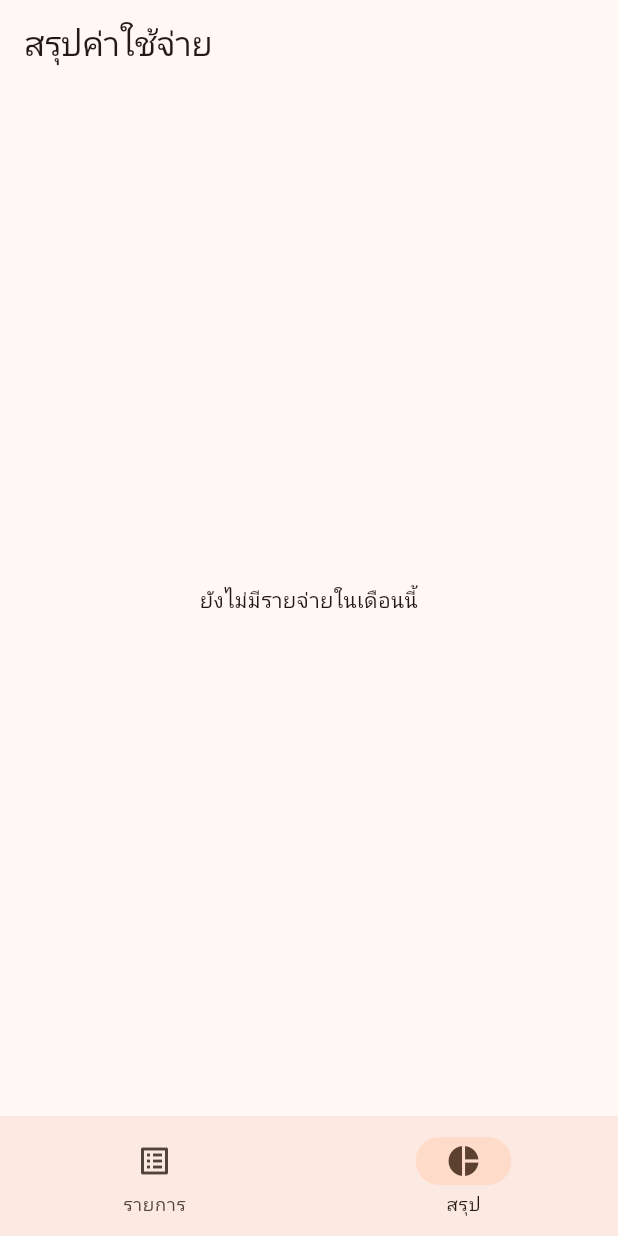
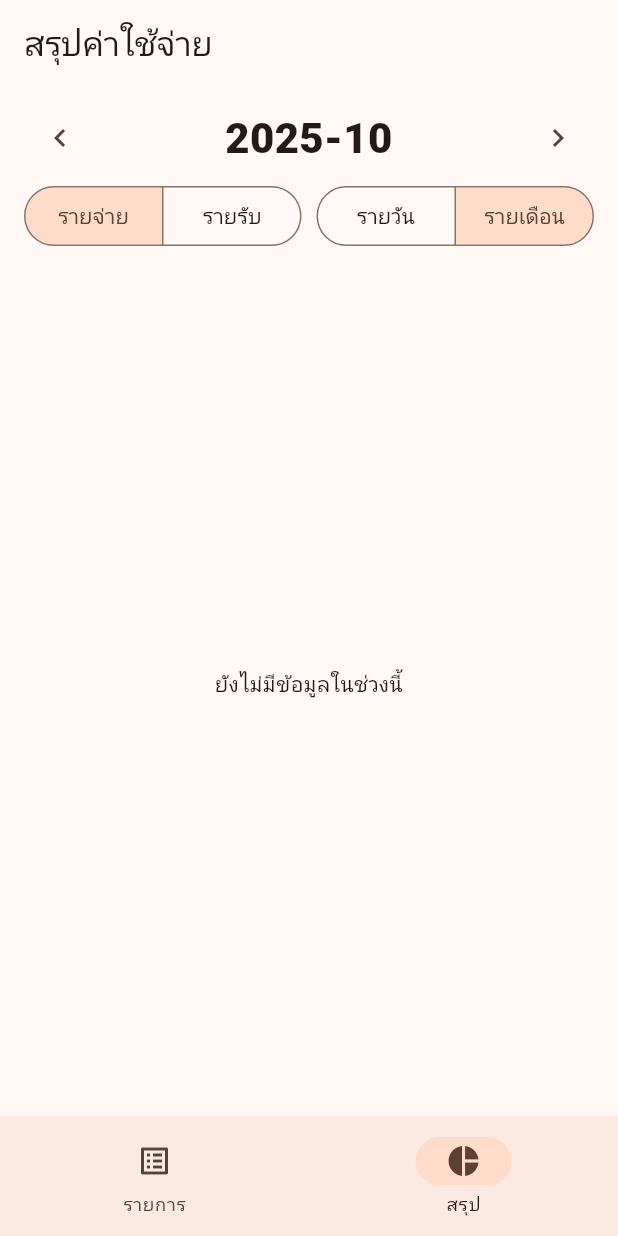
Before and after one commit to phonlapatS/Flutter_Spended_App, a Flutter app: the screen it shows after launch, item 2 of the bottom bar chosen, on a phone screen of 412 x 824 dp. Run offline on Flutter 3.47's test engine with Material 3 defaults, Android fonts, the phone set to English and light mode, and no system bars; our stand-ins replace fl_chart, sqflite; accounts and stored records are empty.

Commit message:
Update summary_page.dart

```diff
--- a/lib/pages/summary_page.dart
+++ b/lib/pages/summary_page.dart
@@ -1,4 +1,3 @@
-// lib/pages/summary_page.dart
 import 'package:flutter/material.dart';
 import 'package:provider/provider.dart';
 import 'package:fl_chart/fl_chart.dart';
@@ -16,7 +15,7 @@ class SummaryPage extends StatefulWidget {
 
 class _SummaryPageState extends State<SummaryPage> {
   RangeView _range = RangeView.month;
-  String _viewType = 'expense'; // 'expense' | 'income'
+  String _viewType = 'expense';
   late DateTime _month;
   late DateTime _day;
 
@@ -53,7 +52,70 @@ class _SummaryPageState extends State<SummaryPage> {
 
     return Scaffold(
       appBar: AppBar(title: const Text('สรุปค่าใช้จ่าย')),
-      body: FutureBuilder<List<dynamic>>(
+      body: CustomScrollView(
+        slivers: [
+          // หัวข้อ + ตัวกรอง (จะอยู่ให้กดได้เสมอ)
+          SliverToBoxAdapter(
+            child: Padding(
+              padding: const EdgeInsets.fromLTRB(16, 12, 16, 0),
+              child: Column(
+                children: [
+                  Row(
+                    children: [
+                      IconButton(onPressed: _prev, icon: const Icon(Icons.chevron_left)),
+                      Expanded(
+                        child: Text(
+                          title,
+                          textAlign: TextAlign.center,
+                          style: const TextStyle(fontSize: 28, fontWeight: FontWeight.w800),
+                        ),
+                      ),
+                      IconButton(onPressed: _next, icon: const Icon(Icons.chevron_right)),
+                    ],
+                  ),
+                  const SizedBox(height: 4),
+                  Row(
+                    children: [
+                      Expanded(
+                        child: SegmentedButton<String>(
+                          segments: const [
+                            ButtonSegment(value: 'expense', label: Text('รายจ่าย')),
+                            ButtonSegment(value: 'income', label: Text('รายรับ')),
+                          ],
+                          showSelectedIcon: false,
+                          style: const ButtonStyle(
+                            padding: WidgetStatePropertyAll(EdgeInsets.symmetric(vertical: 6)),
+                          ),
+                          selected: {_viewType},
+                          onSelectionChanged: (s) => setState(() => _viewType = s.first),
+                        ),
+                      ),
+                      const SizedBox(width: 10),
+                      Expanded(
+                        child: SegmentedButton<RangeView>(
+                          segments: const [
+                            ButtonSegment(value: RangeView.day, label: Text('รายวัน')),
+                            ButtonSegment(value: RangeView.month, label: Text('รายเดือน')),
+                          ],
+                          showSelectedIcon: false,
+                          style: const ButtonStyle(
+                            padding: WidgetStatePropertyAll(EdgeInsets.symmetric(vertical: 6)),
+                          ),
+                          selected: {_range},
+                          onSelectionChanged: (s) => setState(() => _range = s.first),
+                        ),
+                      ),
+                    ],
+                  ),
+                ],
+              ),
+            ),
+          ),
+
+          // เนื้อหา (เลื่อนทั้งหน้าได้)
+          SliverFillRemaining(
+            hasScrollBody: false,
+            child: FutureBuilder<List<dynamic>>(
               future: () async {
                 final Map<String, double> byCat = _range == RangeView.month
                     ? await p.monthlyByCategory(_month.year, _month.month, type: _viewType)
@@ -70,24 +132,15 @@ class _SummaryPageState extends State<SummaryPage> {
                 }
 
                 final data = (snap.data?[0] as Map<String, double>?) ?? {};
-          final monthSum = snap.data?[1] as Map<String, double>?; // อาจเป็น null เมื่อเป็นรายวัน
+                final monthSum = snap.data?[1] as Map<String, double>?;
                 final total = data.values.fold<double>(0, (p, v) => p + v);
 
                 if (data.isEmpty || total == 0) {
-            return Center(
-              child: Text(
-                _viewType == 'expense'
-                    ? (_range == RangeView.month
-                        ? 'ยังไม่มีรายจ่ายในเดือนนี้'
-                        : 'ยังไม่มีรายจ่ายในวันนี้')
-                    : (_range == RangeView.month
-                        ? 'ยังไม่มีรายรับในเดือนนี้'
-                        : 'ยังไม่มีรายรับในวันนี้'),
-              ),
-            );
+                  // ยังคงเห็นแถบกรองด้านบน เพราะอยู่อีก Sliver
+                  return const Center(child: Text('ยังไม่มีข้อมูลในช่วงนี้'));
                 }
 
-          // สร้าง sections ของพาย
+                // ทำข้อมูล Pie
                 final sections = <PieChartSectionData>[];
                 data.forEach((cat, amount) {
                   final c = pickCategoryColor(_viewType, cat);
@@ -96,93 +149,21 @@ class _SummaryPageState extends State<SummaryPage> {
                     PieChartSectionData(
                       value: amount,
                       title: '${pct.toStringAsFixed(0)}%',
-                titleStyle:
-                    const TextStyle(color: Colors.white, fontWeight: FontWeight.bold),
+                      titleStyle: const TextStyle(color: Colors.white, fontWeight: FontWeight.bold),
                       radius: 78,
                       color: c,
                     ),
                   );
                 });
 
-          // รายการ (เรียงจากมากไปน้อย)
-          final entries = data.entries.toList()
-            ..sort((a, b) => b.value.compareTo(a.value));
-
                 final monthIncome = (monthSum ?? const {})['income'] ?? 0.0;
 
-          return CustomScrollView(
-            slivers: [
-              // Header + ตัวกรอง
-              SliverToBoxAdapter(
-                child: Padding(
-                  padding: const EdgeInsets.fromLTRB(16, 12, 16, 0),
+                return SingleChildScrollView(
+                  padding: const EdgeInsets.fromLTRB(16, 8, 16, 16),
                   child: Column(
+                    crossAxisAlignment: CrossAxisAlignment.stretch,
                     children: [
-                      Row(
-                        children: [
-                          IconButton(onPressed: _prev, icon: const Icon(Icons.chevron_left)),
-                          Expanded(
-                            child: Text(
-                              title,
-                              textAlign: TextAlign.center,
-                              style: const TextStyle(
-                                  fontSize: 28, fontWeight: FontWeight.w800),
-                            ),
-                          ),
-                          IconButton(onPressed: _next, icon: const Icon(Icons.chevron_right)),
-                        ],
-                      ),
-                      const SizedBox(height: 4),
-                      Row(
-                        children: [
-                          Expanded(
-                            child: SegmentedButton<String>(
-                              segments: const [
-                                ButtonSegment(value: 'expense', label: Text('รายจ่าย')),
-                                ButtonSegment(value: 'income', label: Text('รายรับ')),
-                              ],
-                              showSelectedIcon: false,
-                              style: const ButtonStyle(
-                                padding: WidgetStatePropertyAll(
-                                  EdgeInsets.symmetric(vertical: 6),
-                                ),
-                              ),
-                              selected: {_viewType},
-                              onSelectionChanged: (s) =>
-                                  setState(() => _viewType = s.first),
-                            ),
-                          ),
-                          const SizedBox(width: 10),
-                          Expanded(
-                            child: SegmentedButton<RangeView>(
-                              segments: const [
-                                ButtonSegment(value: RangeView.day, label: Text('รายวัน')),
-                                ButtonSegment(value: RangeView.month, label: Text('รายเดือน')),
-                              ],
-                              showSelectedIcon: false,
-                              style: const ButtonStyle(
-                                padding: WidgetStatePropertyAll(
-                                  EdgeInsets.symmetric(vertical: 6),
-                                ),
-                              ),
-                              selected: {_range},
-                              onSelectionChanged: (s) =>
-                                  setState(() => _range = s.first),
-                            ),
-                          ),
-                        ],
-                      ),
-                      const SizedBox(height: 8),
-                    ],
-                  ),
-                ),
-              ),
-
-              // Pie chart
-              SliverToBoxAdapter(
-                child: Padding(
-                  padding: const EdgeInsets.symmetric(horizontal: 16),
-                  child: AspectRatio(
+                      AspectRatio(
                         aspectRatio: 1.15,
                         child: PieChart(
                           PieChartData(
@@ -193,30 +174,19 @@ class _SummaryPageState extends State<SummaryPage> {
                           ),
                         ),
                       ),
-                ),
-              ),
-
-              // รวมยอด
-              SliverToBoxAdapter(
-                child: Padding(
-                  padding: const EdgeInsets.only(top: 8, bottom: 12),
-                  child: Center(
-                    child: Text(
+                      const SizedBox(height: 8),
+                      Text(
                         'รวม ${_viewType == "expense" ? "รายจ่าย" : "รายรับ"}: ${baht(total)}',
+                        textAlign: TextAlign.center,
                         style: const TextStyle(fontWeight: FontWeight.w700),
                       ),
-                  ),
-                ),
-              ),
+                      const SizedBox(height: 12),
 
-              // รายการสรุปหมวด (ขยายได้ไม่จำกัด)
-              SliverList.separated(
-                itemBuilder: (_, i) {
-                  final e = entries[i];
+                      // แสดงรายการหมวดทั้งหมด เลื่อนยาว ๆ
+                      ...List.generate(data.length, (i) {
+                        final e = data.entries.elementAt(i);
                         final color = pickCategoryColor(_viewType, e.key);
-
-                  // ถ้าเป็น “รายเดือน + มุมมองรายจ่าย” และรู้ยอดรายรับรวม ให้คิด % ต่อรายรับรวม
-                  final String right;
+                        String right;
                         if (_range == RangeView.month &&
                             _viewType == 'expense' &&
                             monthIncome > 0) {
@@ -224,23 +194,28 @@ class _SummaryPageState extends State<SummaryPage> {
                         } else {
                           right = '${(e.value / total * 100).toStringAsFixed(0)}%';
                         }
-
-                  return ListTile(
+                        return Column(
+                          children: [
+                            ListTile(
                               leading: CircleAvatar(backgroundColor: color, radius: 6),
                               title: Text(e.key),
                               subtitle: Text(baht(e.value)),
-                    trailing:
-                        Text(right, style: const TextStyle(fontWeight: FontWeight.w600)),
+                              trailing: Text(
+                                right,
+                                style: const TextStyle(fontWeight: FontWeight.w600),
+                              ),
+                            ),
+                            const Divider(height: 1),
+                          ],
+                        );
+                      }),
+                    ],
+                  ),
                 );
               },
-                separatorBuilder: (_, __) => const Divider(height: 1),
-                itemCount: entries.length,
             ),
-
-              const SliverToBoxAdapter(child: SizedBox(height: 16)),
+          ),
         ],
-          );
-        },
       ),
     );
   }
```
Lines whose indentation alone changed are shown as unchanged.
